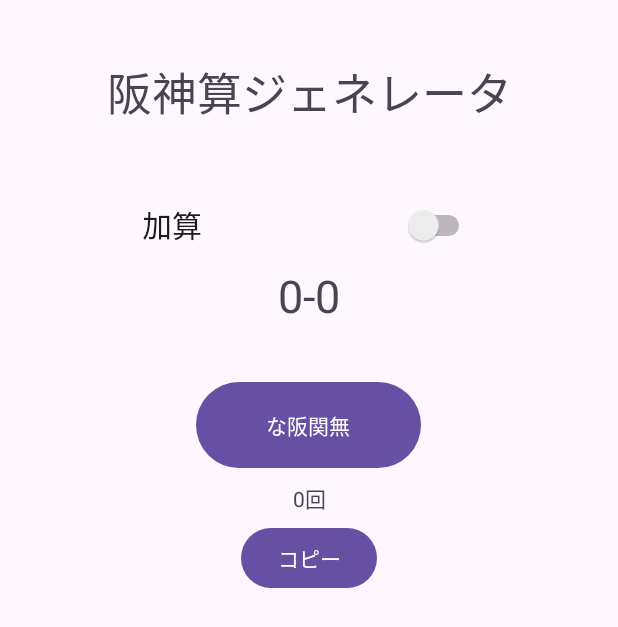
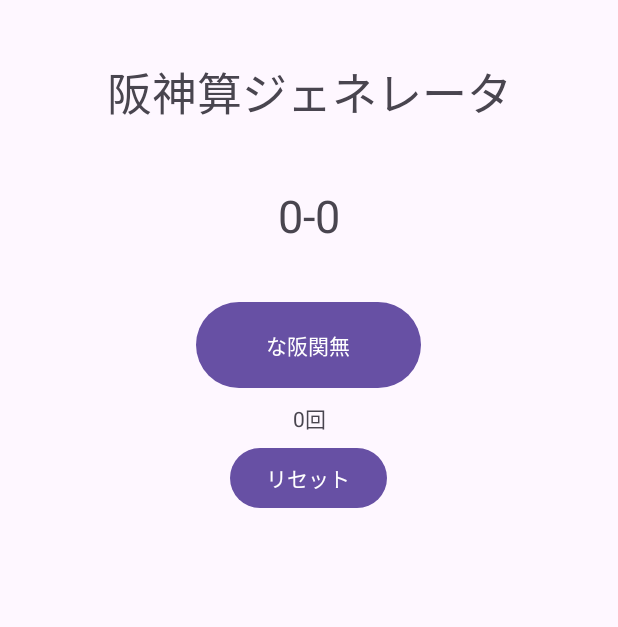
Before and after one commit to Nekkarhoshiyomi/Nahankanmu_app, an Android app: the screen it shows after launch (MainActivity), on a phone screen of 412 x 824 dp. Shown: the top 627 px of the screen. Run offline under Robolectric (Android 15) with nearby library versions, the phone set to English and light mode, and no system bars.

Commit message:
code adjustment

```diff
--- a/app/src/main/java/com/example/nahankamuapp/MainActivity.java
+++ b/app/src/main/java/com/example/nahankamuapp/MainActivity.java
@@ -1,11 +1,11 @@
 package com.example.nahankamuapp;
 
-import android.util.Log;
+import android.os.Build;
+import android.os.VibrationEffect;
+import android.os.Vibrator;
 
 import android.os.Bundle;
-import android.widget.Switch;
 import android.widget.TextView;
-import android.widget.CompoundButton;
 import android.widget.Button;
 import android.view.View;
 import android.media.MediaPlayer;
@@ -35,19 +35,15 @@ public class MainActivity extends AppCompatActivity {
             return insets;
         });
 
-        Log.d("test", "this is first test");
-
+        //ShakeListener之初期化.
         shakeListener = new ShakeListener(this);
         shakeListener.register();
 
         //TextViewの取得
-        Switch swichan = findViewById(R.id.swichan);
-        TextView mode = findViewById(R.id.swichan);
         TextView answer = findViewById(R.id.answer);
-        TextView button_mode = findViewById(R.id.btn);
         Button button = findViewById(R.id.btn);
         TextView count = findViewById(R.id.count);
-        Button copyButton = findViewById(R.id.copy);
+        Button resetButton = findViewById(R.id.resetButton);
 
         //数字の初期化
         final long[] left = {0};
@@ -65,29 +61,6 @@ public class MainActivity extends AppCompatActivity {
         button.setOnClickListener(new View.OnClickListener() {
             @Override
             public void onClick(View v) {
-                if (swichan.isChecked()) {
-
-                    // 倍々モード
-                    mediaPlayer.seekTo(0);
-                    mediaPlayer.start();
-
-                    if (left[0] == 0 && right[0] == 0){
-
-                        left[0] += 33;
-                        right[0] += 4;
-
-                        frequency[0] = 1;
-
-                    }else{
-
-                        left[0] *= 2;
-                        right[0] *= 2;
-
-                        frequency[0] +=1;
-
-                    }
-
-                }else{
 
                     // 加算モード
                 mediaPlayer.seekTo(0);
@@ -97,7 +70,7 @@ public class MainActivity extends AppCompatActivity {
                 right[0] += 4;
 
                 frequency[0] += 1;
-                }
+
                 answer.setText(left[0] + "-" + right[0]);
                 count.setText(frequency[0] + "回");
             }
@@ -112,12 +85,9 @@ public class MainActivity extends AppCompatActivity {
             clipboard.setPrimaryClip(clip);
         });
 
-        // スイッチの切り替えリスナー
-        swichan.setOnCheckedChangeListener(new CompoundButton.OnCheckedChangeListener() {
+        resetButton.setOnClickListener(new View.OnClickListener() {
             @Override
-            public void onCheckedChanged(CompoundButton buttonView, boolean isChecked) {
-                if (isChecked) {
-
+            public void onClick(View view) {
                 left[0] = 0;
                 right[0] = 0;
 
@@ -125,20 +95,9 @@ public class MainActivity extends AppCompatActivity {
 
                 answer.setText("0-0");
                 count.setText("0回");
-
-                }else{
-
-                    left[0] = 0;
-                    right[0] = 0;
-
-                    frequency[0] = 0;
-
-                    answer.setText("0-0");
-                    count.setText("0回");
-
-                }
             }
         });
+
     }
     @Override
     protected  void onDestroy(){
--- a/app/src/main/java/com/example/nahankamuapp/ShakeListener.java
+++ b/app/src/main/java/com/example/nahankamuapp/ShakeListener.java
@@ -10,7 +10,7 @@ import android.hardware.SensorManager;
 
 public class ShakeListener implements SensorEventListener {
 
-    private static final float SHAKE_THRESHOLD = 50.0f;
+    private static final float SHAKE_THRESHOLD = 40.0f;
     private static final int SHAKE_WAIT_TIME_MS = 500;
 
     private SensorManager sensorManager;
--- a/app/src/main/res/layout/activity_main.xml
+++ b/app/src/main/res/layout/activity_main.xml
@@ -19,14 +19,6 @@
             android:layout_height="123dp"
             android:gravity="center"
             android:text="@string/title" />
-
-        <Switch
-            android:id="@+id/swichan"
-            android:layout_width="222dp"
-            android:layout_height="53dp"
-            android:gravity="center|left"
-            android:text="@string/swichan"
-            android:textSize="20dp" />
 
         <TextView
             android:id="@+id/answer"
@@ -63,10 +55,10 @@
             android:layout_height="5dip" />
 
         <Button
-            android:id="@+id/copy"
+            android:id="@+id/resetButton"
             android:layout_width="wrap_content"
             android:layout_height="wrap_content"
-            android:text="@string/copy" />
+            android:text="@string/reset" />
 
     </LinearLayout>
 </androidx.constraintlayout.widget.ConstraintLayout>
--- a/app/src/main/res/values/strings.xml
+++ b/app/src/main/res/values/strings.xml
@@ -1,9 +1,8 @@
 <resources>
     <string name="app_name">Nahankamu app</string>
     <string name="title"><font size="30">阪神算ジェネレータ</font></string>
-    <string name="swichan"><font size="20">加算</font></string>
     <string name="btn">な阪関無</string>
     <string name="answer"><font size="31">null</font></string>
     <string name="count"><font size="15">null</font></string>
-    <string name="copy">コピー</string>
+    <string name="reset">リセット</string>
 </resources>
```
Lines whose indentation alone changed are shown as unchanged.
